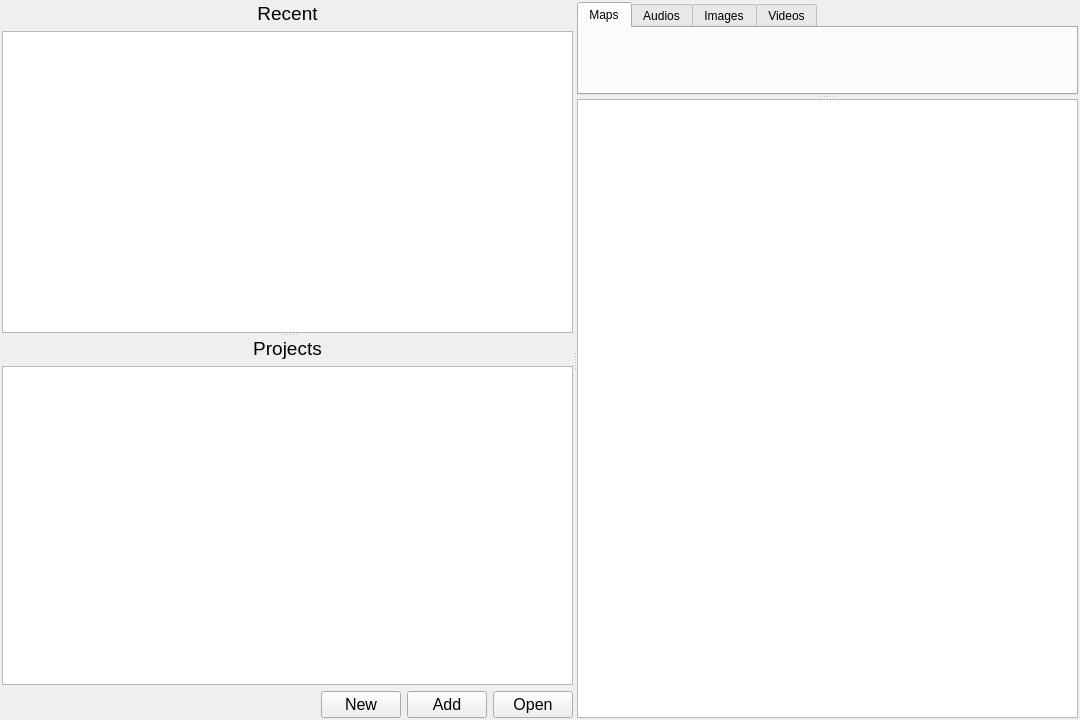
The window that src/ui/project/projectmanager.ui (xiangCaO233/MusicMapMaker) describes before a commit, drawn with Qt 5.
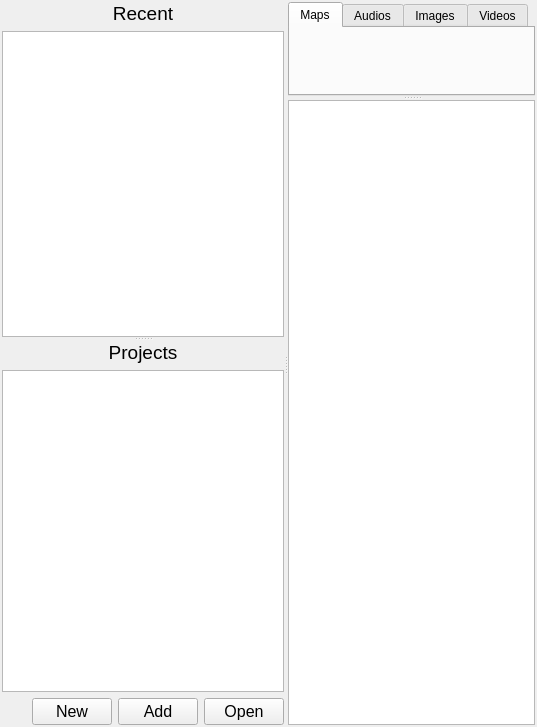
The same window after the commit.

The edit to the form file:
```diff
--- a/src/ui/project/projectmanager.ui
+++ b/src/ui/project/projectmanager.ui
@@ -6,8 +6,8 @@
    <rect>
     <x>0</x>
     <y>0</y>
-    <width>1080</width>
-    <height>720</height>
+    <width>537</width>
+    <height>727</height>
    </rect>
   </property>
   <property name="windowTitle">
```
